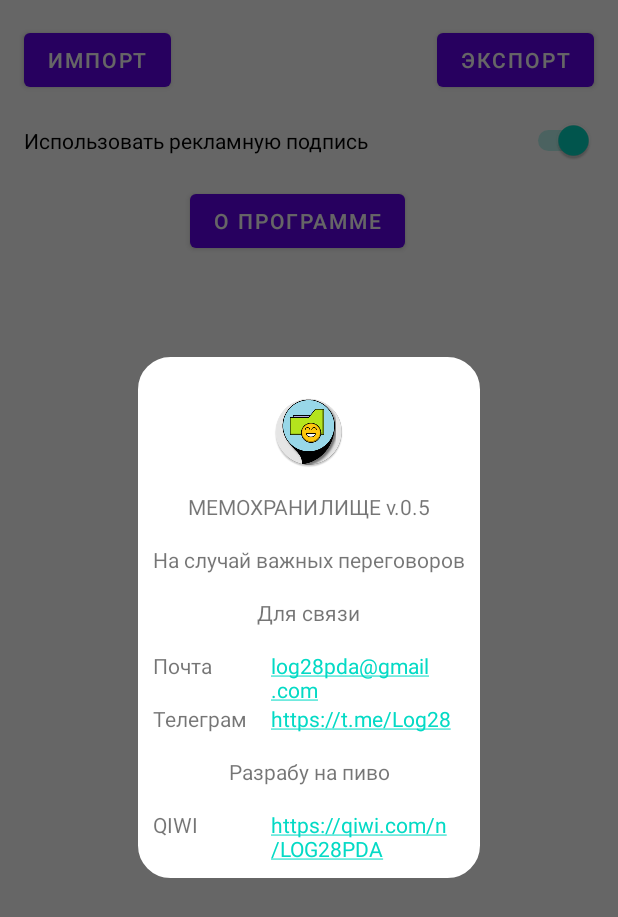
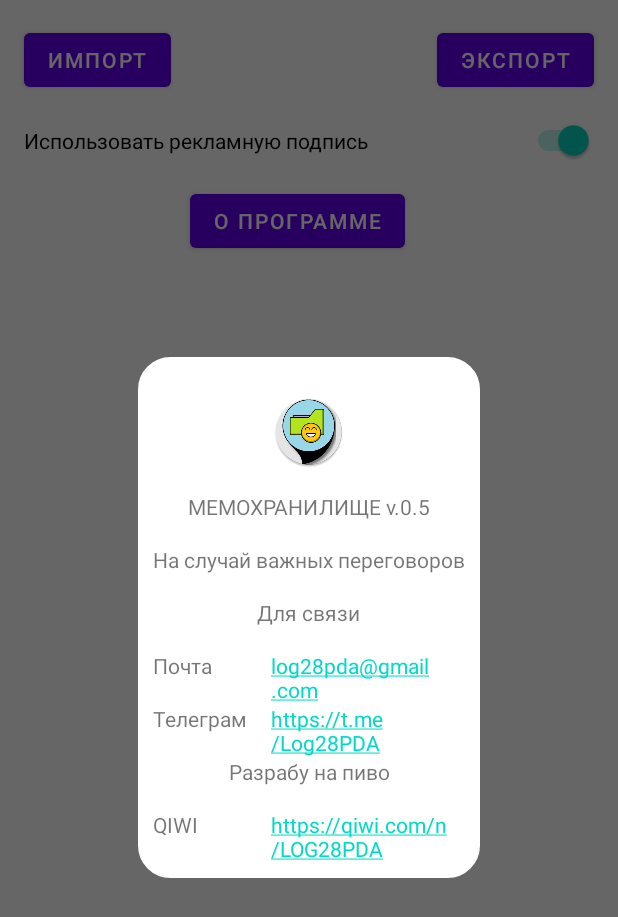
Before and after one commit to Jutkovskii/MemesStore, an Android app: the SettingsActivity screen opened directly, with no data from a screen before it, after a tap on "О ПРОГРАММЕ", on a phone screen of 412 x 824 dp. Shown: the top 917 px of the screen. Run offline under Robolectric (Android 15) with nearby library versions, the phone set to English and light mode, and no system bars; 1 other tap on this screen came first.

Commit message:
-Хотфикс! исправлены данные о разрабочике

```diff
--- a/app/src/main/res/layout/dev_dialog.xml
+++ b/app/src/main/res/layout/dev_dialog.xml
@@ -74,7 +74,7 @@
         android:layout_height="wrap_content"
         android:layout_marginStart="16dp"
         android:autoLink="web"
-        android:text="https://t.me/Log28"
+        android:text="https://t.me/Log28PDA"
         app:layout_constraintEnd_toEndOf="parent"
         app:layout_constraintStart_toEndOf="@+id/textView6"
         app:layout_constraintTop_toTopOf="@+id/textView6" />
```
